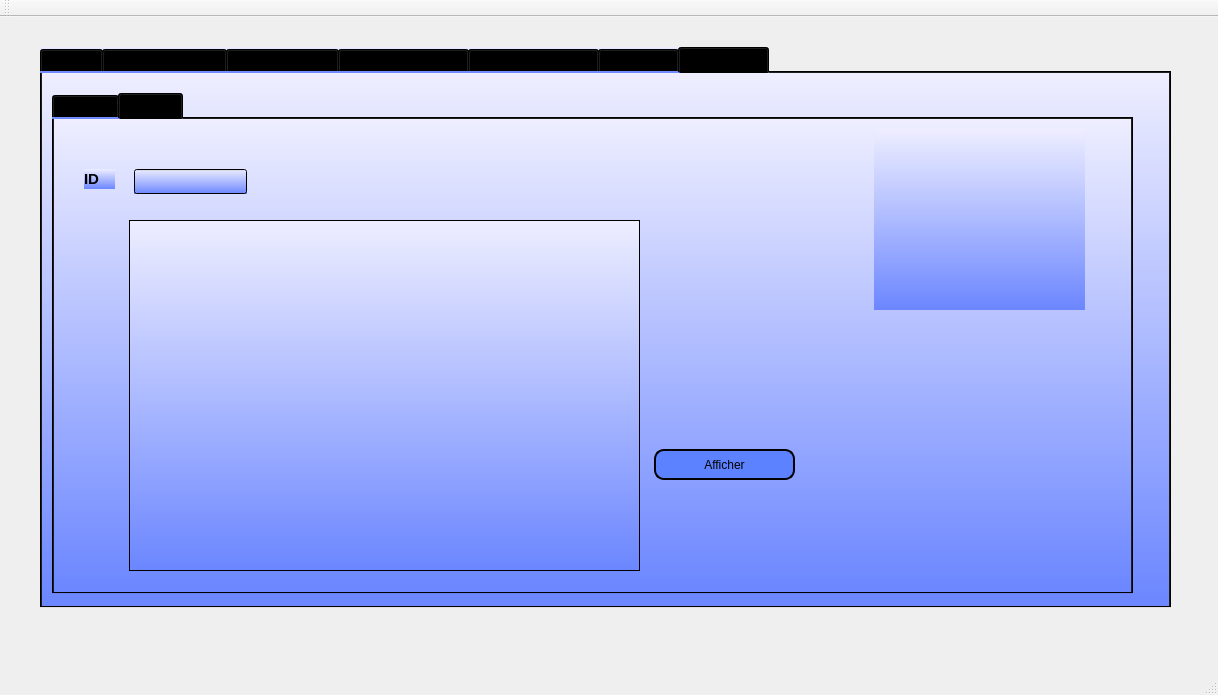
Above: mainwindow.ui from BOUSSAIDIZeineb/smart_airport_2A31 before the change. Below: the same form after it.
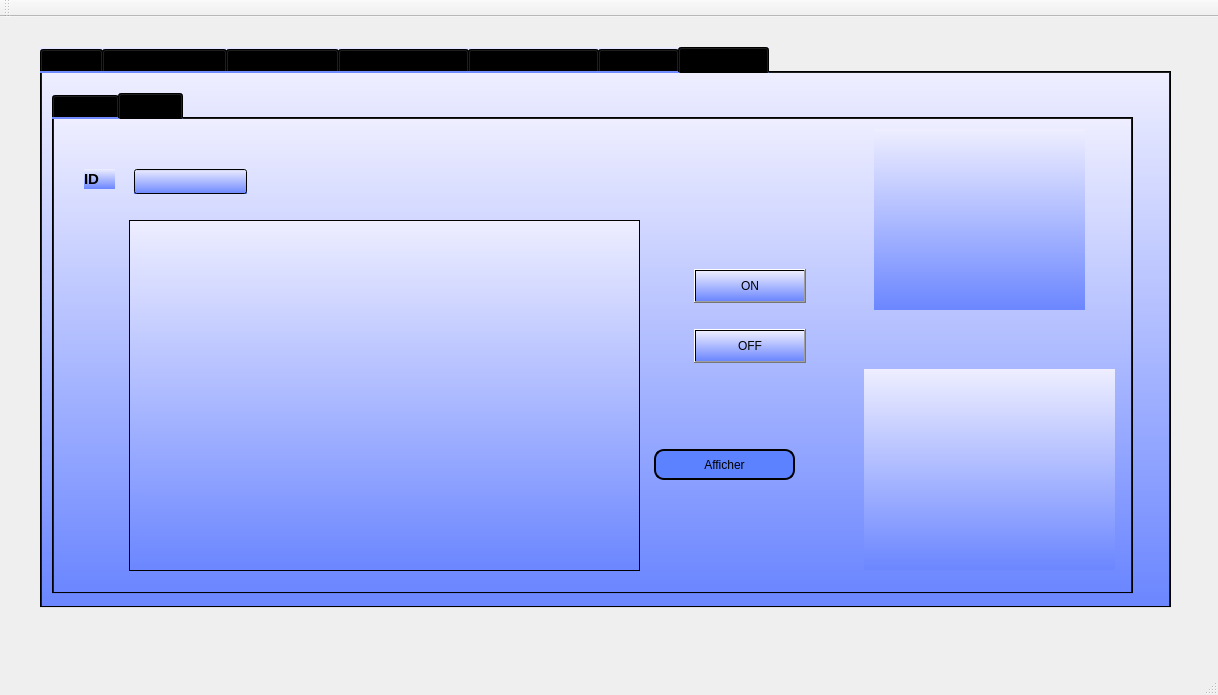
That is the form after the change. The open tabs and pages were chosen to show the change. Custom widgets are drawn as their Qt base class.

```diff
--- a/mainwindow.ui
+++ b/mainwindow.ui
@@ -1383,6 +1383,45 @@
          <string/>
         </property>
        </widget>
+       <widget class="QPushButton" name="pushButton_4">
+        <property name="geometry">
+         <rect>
+          <x>640</x>
+          <y>150</y>
+          <width>112</width>
+          <height>34</height>
+         </rect>
+        </property>
+        <property name="text">
+         <string>ON</string>
+        </property>
+       </widget>
+       <widget class="QPushButton" name="pushButton_5">
+        <property name="geometry">
+         <rect>
+          <x>640</x>
+          <y>210</y>
+          <width>112</width>
+          <height>34</height>
+         </rect>
+        </property>
+        <property name="text">
+         <string>OFF</string>
+        </property>
+       </widget>
+       <widget class="QLabel" name="update_label">
+        <property name="geometry">
+         <rect>
+          <x>810</x>
+          <y>250</y>
+          <width>251</width>
+          <height>201</height>
+         </rect>
+        </property>
+        <property name="text">
+         <string/>
+        </property>
+       </widget>
       </widget>
      </widget>
     </widget>
```
Left out of the diff: 2 changed lines with no effect on the pictures.
